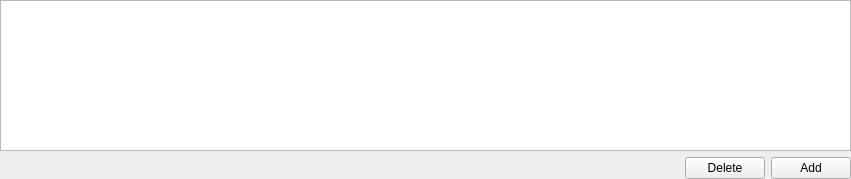
Qt form src/pages/page/other/transmission/SAKOtherTransmissionPage.ui (x-tools-author/x-tools) before a commit.
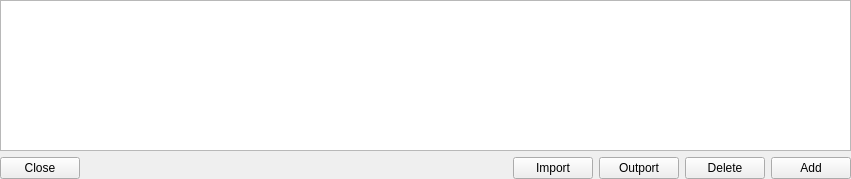
The same form after that commit.

Diff of the .ui file:
```diff
--- a/src/pages/page/other/transmission/SAKOtherTransmissionPage.ui
+++ b/src/pages/page/other/transmission/SAKOtherTransmissionPage.ui
@@ -26,7 +26,14 @@
    <property name="bottomMargin">
     <number>0</number>
    </property>
-   <item row="1" column="2">
+   <item row="1" column="4">
+    <widget class="QPushButton" name="deleteItemPushButton">
+     <property name="text">
+      <string>Delete</string>
+     </property>
+    </widget>
+   </item>
+   <item row="1" column="5">
     <widget class="QPushButton" name="addItemPushButton">
      <property name="text">
       <string>Add</string>
@@ -34,16 +41,6 @@
     </widget>
    </item>
    <item row="1" column="1">
-    <widget class="QPushButton" name="deleteItemPushButton">
-     <property name="text">
-      <string>Delete</string>
-     </property>
-    </widget>
-   </item>
-   <item row="0" column="0" colspan="3">
-    <widget class="QListWidget" name="listWidget"/>
-   </item>
-   <item row="1" column="0">
     <widget class="QLabel" name="infoLabel">
      <property name="sizePolicy">
       <sizepolicy hsizetype="Expanding" vsizetype="Preferred">
@@ -56,6 +53,30 @@
      </property>
     </widget>
    </item>
+   <item row="1" column="2">
+    <widget class="QPushButton" name="importPushButton">
+     <property name="text">
+      <string>Import</string>
+     </property>
+    </widget>
+   </item>
+   <item row="1" column="3">
+    <widget class="QPushButton" name="outportPushButton">
+     <property name="text">
+      <string>Outport</string>
+     </property>
+    </widget>
+   </item>
+   <item row="1" column="0">
+    <widget class="QPushButton" name="closePushButton">
+     <property name="text">
+      <string>Close</string>
+     </property>
+    </widget>
+   </item>
+   <item row="0" column="0" colspan="6">
+    <widget class="QListWidget" name="listWidget"/>
+   </item>
   </layout>
  </widget>
  <resources/>
```
